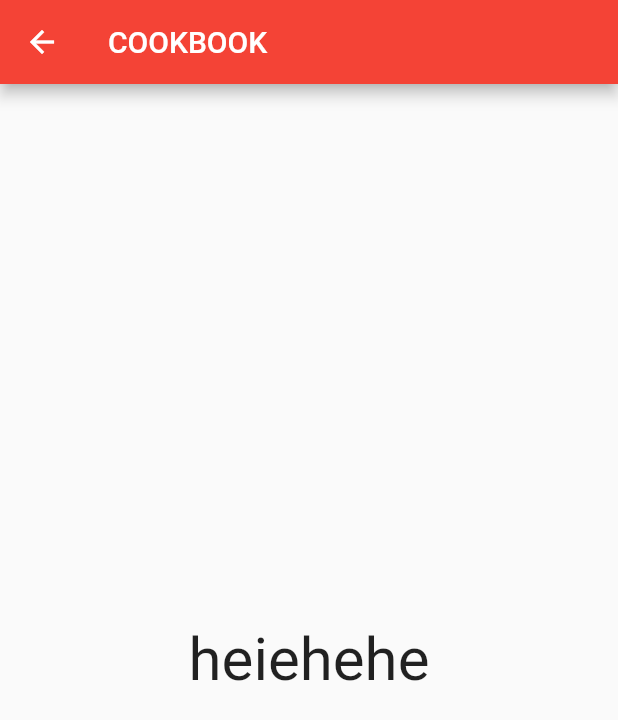
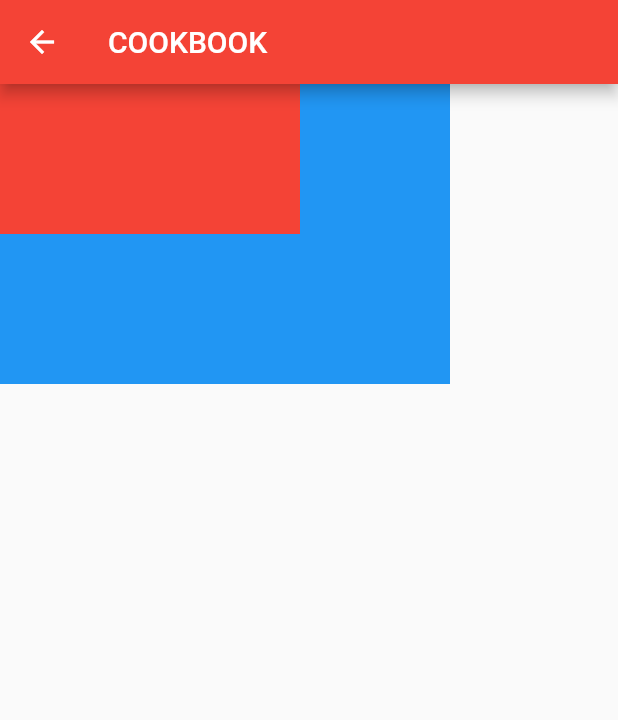
Before and after one commit to javyliu/test_uis, a Flutter app: the UiCookBook screen opened by its route, on a phone screen of 412 x 824 dp. Shown: the top 720 px of the screen. Run offline on Flutter 3.47's test engine with Material 2 defaults, Android fonts, the phone set to English and light mode, and no system bars; our stand-ins replace flutter_slidable.

Commit message:
add file

```diff
--- a/lib/main.dart
+++ b/lib/main.dart
@@ -18,6 +18,7 @@ class MyApp extends StatelessWidget {
       title: _title,
       routes: AppRoute.routes,
       debugShowCheckedModeBanner: false,
+      // showSemanticsDebugger: true,
       theme: ThemeData(
         // This is the theme of your application.
         //
--- a/lib/pages/cookbook.dart
+++ b/lib/pages/cookbook.dart
@@ -1,6 +1,14 @@
 import 'package:flutter/material.dart';
-class UiCookBook extends StatelessWidget {
+
+class UiCookBook extends StatefulWidget {
   static final demoName = "食谱";
+
+  @override
+  _UiCookBookState createState() => _UiCookBookState();
+}
+
+class _UiCookBookState extends State<UiCookBook> {
+
 
   @override
   Widget build(BuildContext context) {
@@ -8,10 +16,41 @@ class UiCookBook extends StatelessWidget {
       appBar: AppBar(
         title: Text("COOKBOOK"),
       ),
-      body: Center(
-        child: Text("heiehehe", style: TextStyle(fontSize: 40),),
+      body: Stack(
+        children: <Widget>[
+          Listener(
+            child: ConstrainedBox(
+              constraints: BoxConstraints.tight(Size(300, 200)),
+              child: DecoratedBox(
+                decoration: BoxDecoration(color: Colors.blue),
+              ),
+            ),
+            // behavior: HitTestBehavior.translucent,
+            onPointerDown: (event) => print("down 0"),
+          ),
+          Listener(
+            child: ConstrainedBox(
+              constraints: BoxConstraints.tight(Size(200,100)),
+              child: Center(child: Text("左下角200*100范围内非文本区域点击"),),
+            ),
+            onPointerDown: (event) => print("down1"),
+            behavior: HitTestBehavior.opaque,
+          ),
+          Listener(
+            child: IgnorePointer(
+              child: Listener(
+                child: Container(
+                  color: Colors.red,
+                  width: 200,
+                  height: 100,
+                ),
+                onPointerDown: (event) => print("in"),
+              ),
+            ),
+            onPointerDown: (event) => print("up"),
+          )
+        ],
       ),
-
     );
   }
 }
```
Also changed, not shown: lib/pages/ui_tab_bar.dart (+1 -52 lines), lib/widges/ui_drawerheader.dart (added, +55 -0 lines).
